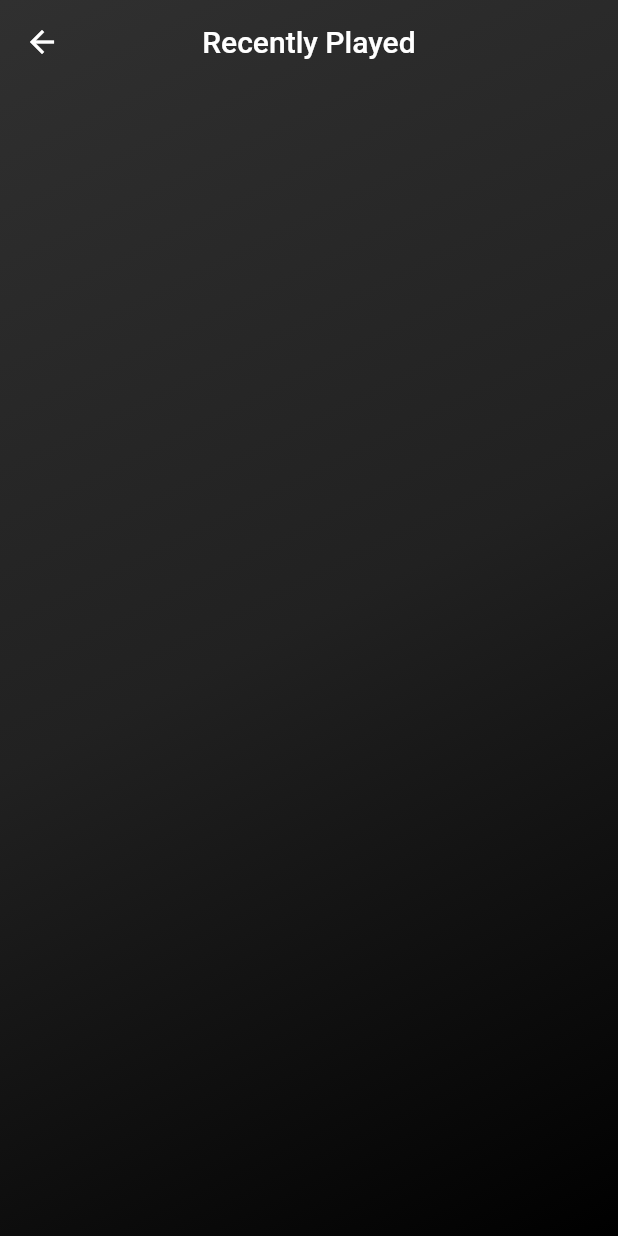
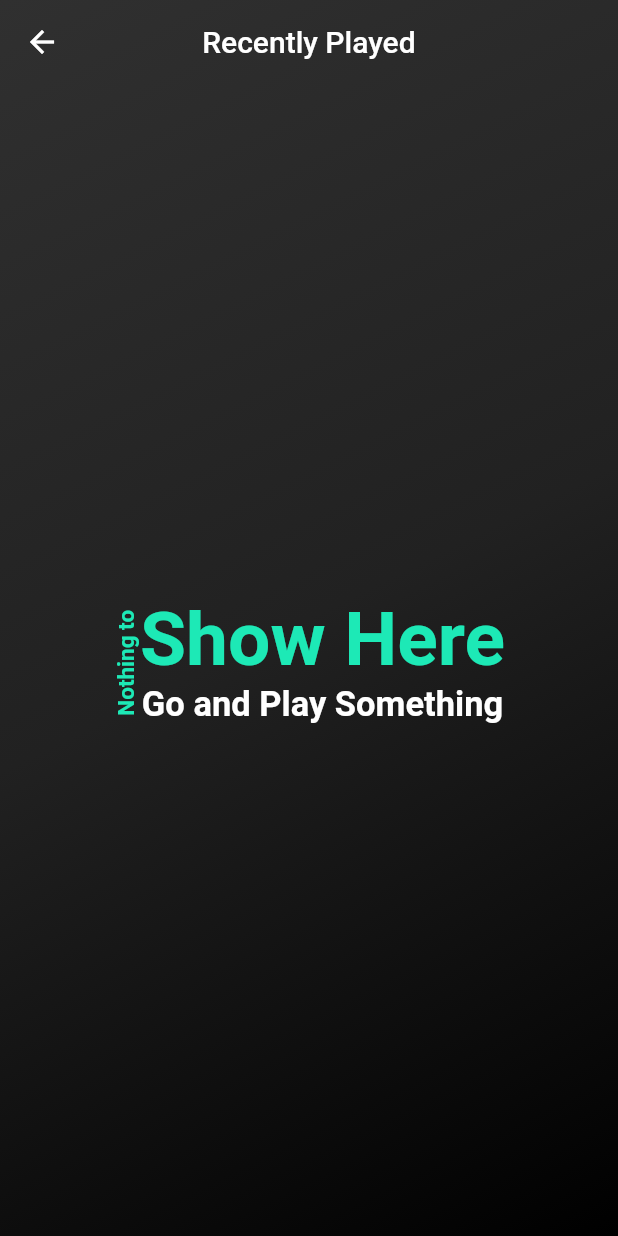
Before and after one commit to max71126/BlackHole, a Flutter app: the RecentlyPlayed screen opened by its route, on a phone screen of 412 x 824 dp. Run offline on Flutter 3.47's test engine with Material 2 defaults, Android fonts, the phone set to English and light mode, and no system bars; our stand-ins replace audio_service, cached_network_image, firebase_analytics, firebase_core, firebase_database, hive and 7 more; missing offline and left inert: audio_session, audiotagger, des_plugin, ext_storage, miniplayer, web_scraper; accounts and stored records are empty; statements that could not run were skipped.

Commit message:
fixes #22

```diff
--- a/lib/recent.dart
+++ b/lib/recent.dart
@@ -1,5 +1,3 @@
-import 'dart:io';
-
 import 'package:cached_network_image/cached_network_image.dart';
 import 'package:flutter/material.dart';
 import 'package:blackhole/audioplayer.dart';
@@ -18,7 +16,6 @@ class _RecentlyPlayedState extends State<RecentlyPlayed> {
   void getSongs() async {
     await Hive.openBox('recent');
     _songs = Hive.box('recent').get('recentlyPlayed');
-    print(_songs);
     added = true;
     setState(() {});
   }
@@ -59,7 +56,49 @@ class _RecentlyPlayedState extends State<RecentlyPlayed> {
                     : Theme.of(context).accentColor,
                 elevation: 0,
               ),
-              body: ListView.builder(
+              body: (_songs == null || _songs.length == 0)
+                  ? Column(
+                      mainAxisAlignment: MainAxisAlignment.center,
+                      children: [
+                        Row(
+                          mainAxisAlignment: MainAxisAlignment.center,
+                          children: [
+                            RotatedBox(
+                              quarterTurns: 3,
+                              child: Text(
+                                "Nothing to ",
+                                textAlign: TextAlign.start,
+                                style: TextStyle(
+                                  fontSize: 15,
+                                  color: Theme.of(context).accentColor,
+                                  fontWeight: FontWeight.w600,
+                                ),
+                              ),
+                            ),
+                            Column(
+                              children: [
+                                Text(
+                                  "Show Here",
+                                  style: TextStyle(
+                                    fontSize: 50,
+                                    color: Theme.of(context).accentColor,
+                                    fontWeight: FontWeight.w600,
+                                  ),
+                                ),
+                                Text(
+                                  "Go and Play Something",
+                                  style: TextStyle(
+                                    fontSize: 23,
+                                    fontWeight: FontWeight.w600,
+                                  ),
+                                ),
+                              ],
+                            ),
+                          ],
+                        ),
+                      ],
+                    )
+                  : ListView.builder(
                       physics: BouncingScrollPhysics(),
                       padding: EdgeInsets.only(top: 10, bottom: 10),
                       shrinkWrap: true,
@@ -82,8 +121,8 @@ class _RecentlyPlayedState extends State<RecentlyPlayed> {
                                     ),
                                   ),
                                 ),
-                            title:
-                                Text('${_songs[index]["title"].split("(")[0]}'),
+                                title: Text(
+                                    '${_songs[index]["title"].split("(")[0]}'),
                                 subtitle: Text(
                                     '${_songs[index]["artist"].split("(")[0]}'),
                                 onTap: () {
@@ -91,7 +130,8 @@ class _RecentlyPlayedState extends State<RecentlyPlayed> {
                                       context,
                                       PageRouteBuilder(
                                           opaque: false,
-                                      pageBuilder: (_, __, ___) => PlayScreen(
+                                          pageBuilder: (_, __, ___) =>
+                                              PlayScreen(
                                                 data: {
                                                   'response': _songs,
                                                   'index': index,
```
Lines whose indentation alone changed are shown as unchanged.
